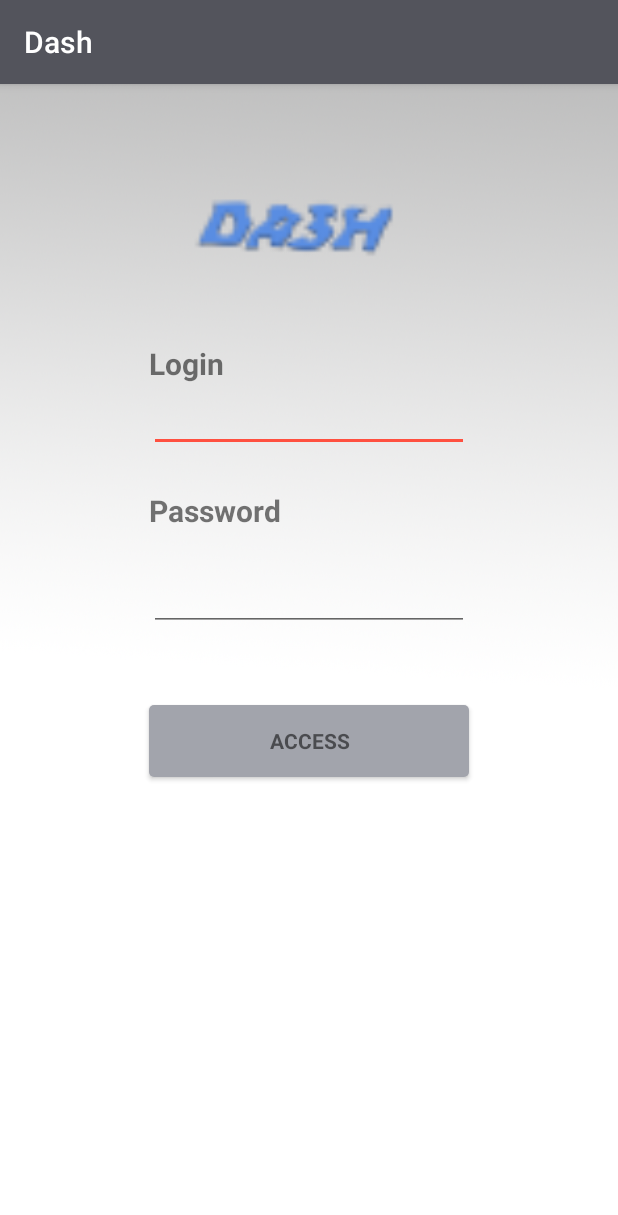
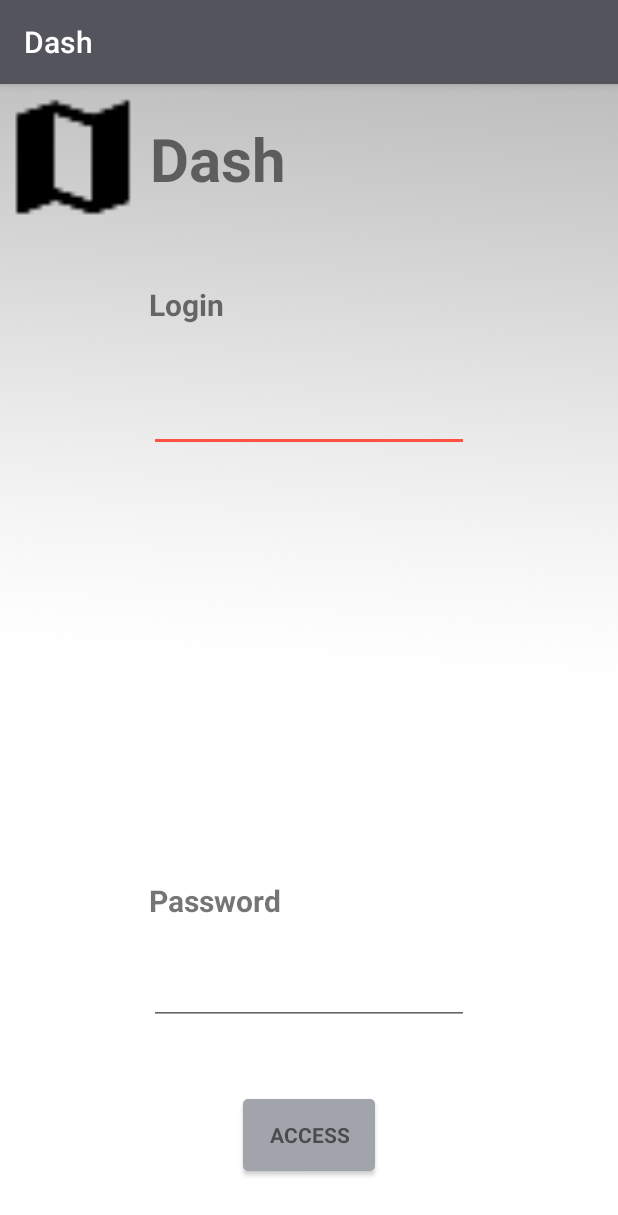
Before and after one commit to rodrygomf/Dash, an Android app: the screen it shows after launch (login), on a phone screen of 412 x 824 dp. Shown: the top 1215 px of the screen. Run offline under Robolectric (Android 15) with nearby library versions, the phone set to English and light mode, and no system bars.

Commit message:
Mudanca na interface

```diff
--- a/app/src/main/java/nx/kernnel/dash/Entity/Local.java
+++ b/app/src/main/java/nx/kernnel/dash/Entity/Local.java
@@ -187,6 +187,6 @@ public class Local implements Serializable {
     }
 
     public Local getLocal(Integer id) {
-        return id > 0 && id < 7 ? getLista().get(id-1) : getLista().get(0);
+        return id > 0 && id <= getLista().size() ? getLista().get(id-1) : getLista().get(0);
     }
 }
--- a/app/src/main/java/nx/kernnel/dash/Entity/Tipo.java
+++ b/app/src/main/java/nx/kernnel/dash/Entity/Tipo.java
@@ -69,6 +69,6 @@ public class Tipo implements Serializable {
     }
 
     public Tipo getTipo(Integer id) {
-        return id > 0 && id < 5 ? getLista().get(id - 1) : getLista().get(0);
+        return id > 0 && id <= getLista().size() ? getLista().get(id - 1) : getLista().get(0);
     }
 }
--- a/app/src/main/java/nx/kernnel/dash/MainActivity.java
+++ b/app/src/main/java/nx/kernnel/dash/MainActivity.java
@@ -16,10 +16,7 @@ import android.view.View;
 import android.view.ViewGroup;
 import android.widget.ImageButton;
 import android.widget.TextView;
-
 import java.text.SimpleDateFormat;
-import java.util.List;
-
 import nx.kernnel.dash.Adapter.LocalAdapter;
 import nx.kernnel.dash.Entity.DashLocation;
 import nx.kernnel.dash.Entity.Local;
@@ -175,8 +172,6 @@ public class MainActivity extends AppCompatActivity {
 
         @Override
         public Fragment getItem(int position) {
-            // getItem is called to instantiate the fragment for the given page.
-            // Return a PlaceholderFragment (defined as a static inner class below).
             return PlaceholderFragment.newInstance(position + 1);
         }
 
--- a/app/src/main/java/nx/kernnel/dash/login.java
+++ b/app/src/main/java/nx/kernnel/dash/login.java
@@ -14,7 +14,6 @@ public class login extends AppCompatActivity {
     private EditText etLogin;
     private EditText etPassword;
     private Button btAcess;
-    private static final String TAG = "LOGIN: ";
 
     @Override
     protected void onCreate(Bundle savedInstanceState) {
@@ -35,9 +34,6 @@ public class login extends AppCompatActivity {
             @Override
             public void onClick(View v) {
                 Usuario usuario = userValidate();
-
-                //Log.i(TAG, " [1] Nome: " + usuario.getNome());
-
                 if(usuario != null) {
                     goToMain(usuario);
                 }
@@ -75,7 +71,6 @@ public class login extends AppCompatActivity {
 
     private void goToMain(Usuario usuario) {
         Intent intent = new Intent(login.this, MainActivity.class);
-        //Log.i(TAG, " [2] Nome: " + usuario.getNome());
         intent.putExtra("usuario", usuario);
         startActivity(intent);
     }
--- a/app/src/main/res/layout/activity_login.xml
+++ b/app/src/main/res/layout/activity_login.xml
@@ -6,13 +6,31 @@
     android:background="@mipmap/bk_login"
     tools:context="nx.kernnel.dash.login">
 
-    <ImageView
-        android:layout_width="400dp"
-        android:layout_height="200dp"
-        android:id="@+id/imageView"
-        android:src="@mipmap/logo_dash"
-        android:layout_alignParentTop="true"
-        android:layout_alignParentStart="true" />
+    <LinearLayout
+        android:layout_width="wrap_content"
+        android:layout_height="wrap_content"
+        android:id="@+id/layout_logo">
+
+        <ImageView
+            android:layout_width="100dp"
+            android:layout_height="100dp"
+            android:id="@+id/imageView"
+            android:src="@drawable/ic_map_black_24dp"
+            android:layout_alignParentTop="true"
+            android:layout_alignParentStart="true" />
+
+        <TextView
+            android:layout_width="match_parent"
+            android:layout_height="100dp"
+            android:text="@string/app_name"
+            android:textStyle="bold"
+            android:typeface="normal"
+            android:textSize="40dp"
+            android:textAlignment="center"
+            android:gravity="center"
+            android:id="@+id/tvLogoName"/>
+
+    </LinearLayout>
 
     <TextView
         android:layout_width="wrap_content"
@@ -22,8 +40,10 @@
         android:typeface="normal"
         android:textSize="20dp"
         android:id="@+id/tvLogin"
-        android:layout_alignBottom="@+id/imageView"
-        android:layout_alignStart="@+id/etLogin" />
+        android:layout_below="@+id/layout_logo"
+        android:layout_alignStart="@+id/etPassword"
+        android:layout_marginTop="33dp" />
+
 
     <EditText
         android:layout_width="wrap_content"
@@ -31,8 +51,10 @@
         android:inputType="textEmailAddress"
         android:ems="10"
         android:id="@+id/etLogin"
+        android:layout_gravity="center_vertical"
+        android:layout_marginTop="39dp"
         android:layout_below="@+id/tvLogin"
-        android:layout_centerHorizontal="true" />
+        android:layout_alignStart="@+id/tvLogin" />
 
     <TextView
         android:layout_width="wrap_content"
@@ -42,9 +64,9 @@
         android:typeface="normal"
         android:textSize="20dp"
         android:id="@+id/tvPassword"
-        android:layout_marginTop="25dp"
-        android:layout_below="@+id/etLogin"
-        android:layout_alignStart="@+id/etPassword" />
+        android:layout_above="@+id/etPassword"
+        android:layout_alignStart="@+id/etPassword"
+        android:layout_marginBottom="24dp" />
 
     <EditText
         android:layout_width="wrap_content"
@@ -52,9 +74,10 @@
         android:inputType="textPassword"
         android:ems="10"
         android:id="@+id/etPassword"
-        android:layout_below="@+id/tvPassword"
-        android:layout_alignStart="@+id/etLogin"
-        android:layout_marginTop="21dp" />
+        android:layout_gravity="bottom"
+        android:layout_marginBottom="49dp"
+        android:layout_above="@+id/btAcess"
+        android:layout_centerHorizontal="true" />
 
     <Button
         style="?android:textAppearanceSmall"
@@ -64,9 +87,9 @@
         android:layout_height="wrap_content"
         android:text="@string/access"
         android:id="@+id/btAcess"
-        android:layout_below="@+id/etPassword"
-        android:layout_alignStart="@+id/etPassword"
-        android:layout_marginTop="49dp"
-        android:layout_alignEnd="@+id/etPassword" />
+        android:layout_alignParentBottom="true"
+        android:layout_centerHorizontal="true"
+        android:layout_marginBottom="43dp" />
+
 
 </RelativeLayout>
```
Also changed, not shown: app/src/main/res/layout/activity_main.xml (+24 -6 lines), app/src/main/res/mipmap-hdpi/ic_launcher.png (deleted), app/src/main/res/mipmap-hdpi/logo_dash.png (deleted), app/src/main/res/mipmap-mdpi/ic_launcher.png (deleted), app/src/main/res/mipmap-mdpi/logo_dash.png (deleted), app/src/main/res/mipmap-xhdpi/ic_launcher.png (deleted), app/src/main/res/mipmap-xhdpi/logo_dash.png (deleted), app/src/main/res/mipmap-xxhdpi/ic_launcher.png (deleted), app/src/main/res/mipmap-xxhdpi/logo_dash.png (deleted), app/src/main/res/mipmap-xxxhdpi/ic_launcher.png (deleted), app/src/main/res/mipmap-xxxhdpi/logo_dash.png (deleted).
